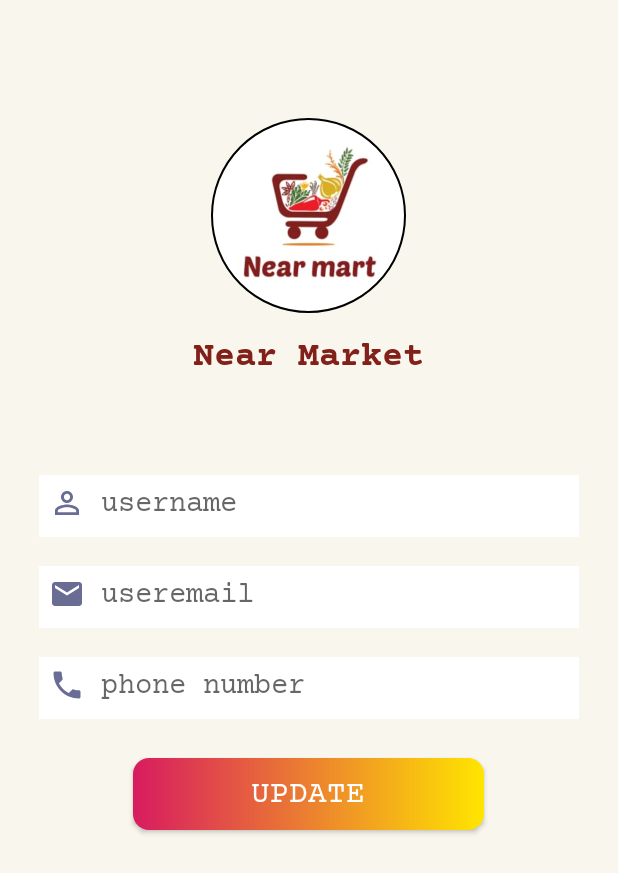
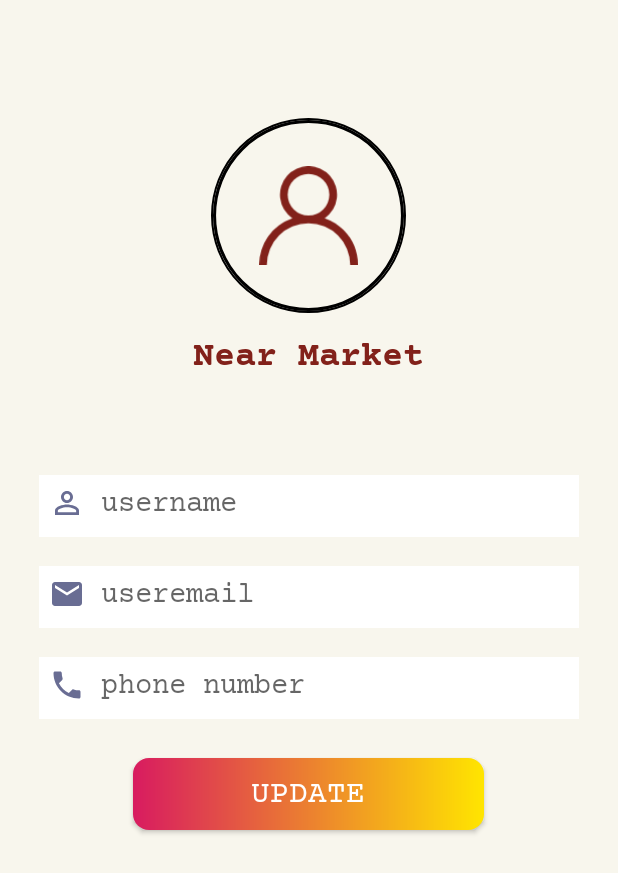
Before and after one commit to amir102Khan/nearMart, an Android app: the layout fragment_profile.xml on its own in the app's theme, with its tools: preview values and no code run, on a phone screen of 412 x 824 dp. Shown: the top 873 px of the screen. Run offline under Robolectric (Android 15) with nearby library versions, the phone set to English and light mode, and no system bars.

Commit message:
profie update

```diff
--- /dev/null
+++ b/app/src/main/res/drawable/ic_dummy_user.xml
@@ -0,0 +1,20 @@
+<?xml version="1.0" encoding="utf-8"?>
+<layer-list xmlns:android="http://schemas.android.com/apk/res/android">
+
+    <item>
+        <shape
+            android:width="@dimen/_20sdp"
+            android:height="@dimen/_20sdp"
+            android:shape="oval">
+
+            <stroke android:width="@dimen/_1sdp"
+                android:color="@color/black"/>
+        </shape>
+    </item>
+    <item
+        android:bottom="@dimen/_10sdp"
+        android:drawable="@drawable/ic_people"
+        android:left="@dimen/_10sdp"
+        android:right="@dimen/_10sdp"
+        android:top="@dimen/_10sdp" />
+</layer-list>
--- /dev/null
+++ b/app/src/main/res/drawable/ic_people.xml
@@ -0,0 +1,10 @@
+<vector xmlns:android="http://schemas.android.com/apk/res/android"
+    android:width="@dimen/_20sdp"
+    android:height="@dimen/_20sdp"
+    android:viewportWidth="13.817"
+    android:viewportHeight="13.817">
+
+    <path
+        android:fillColor="@color/brown"
+        android:pathData="M11.794,8.932A6.882,6.882 0,0 0,9.168 7.285a3.994,3.994 0,1 0,-4.52 0A6.919,6.919 0,0 0,0 13.817H1.079a5.829,5.829 0,0 1,11.658 0h1.079A6.863,6.863 0,0 0,11.794 8.932ZM6.909,6.909A2.915,2.915 0,1 1,9.823 3.994,2.918 2.918,0 0,1 6.909,6.909Z" />
+</vector>
--- a/app/src/main/res/layout/fragment_profile.xml
+++ b/app/src/main/res/layout/fragment_profile.xml
@@ -19,7 +19,7 @@
             android:layout_marginStart="@dimen/_20sdp"
             android:layout_marginEnd="@dimen/_20sdp">
         <de.hdodenhof.circleimageview.CircleImageView
-            android:src="@drawable/logo"
+            android:src="@drawable/ic_dummy_user"
             android:layout_gravity="center_horizontal"
             android:id="@+id/profileImage_profile"
             app:civ_border_width="1dp"
@@ -88,6 +88,7 @@
                 android:textColor="@color/black"
                 android:textSize="@dimen/_15sdp"
                 android:maxLength="90"
+                android:focusable="false"
                 android:fontFamily="@font/courier_prime_regular"/>
             <Button
                 android:layout_width="@dimen/_180sdp"
@@ -104,5 +105,19 @@
 </LinearLayout>
 
     </androidx.core.widget.NestedScrollView>
+
+
+    <RelativeLayout
+        android:id="@+id/loader"
+        android:visibility="gone"
+        android:background="@color/transparent"
+        android:layout_width="match_parent"
+        android:layout_height="match_parent">
+
+        <ProgressBar
+            android:layout_centerInParent="true"
+            android:layout_width="wrap_content"
+            android:layout_height="wrap_content"/>
+    </RelativeLayout>
 </RelativeLayout>
 </layout>
```
Also changed, not shown: app/src/main/java/appliation/com/nearmarket/Fragment/Profile.java (+231 -1 lines), app/src/main/java/appliation/com/nearmarket/Model/SignUpUserModel.java (+17 -0 lines), app/src/main/java/appliation/com/nearmarket/activities/Dashboard.java (+11 -0 lines).
